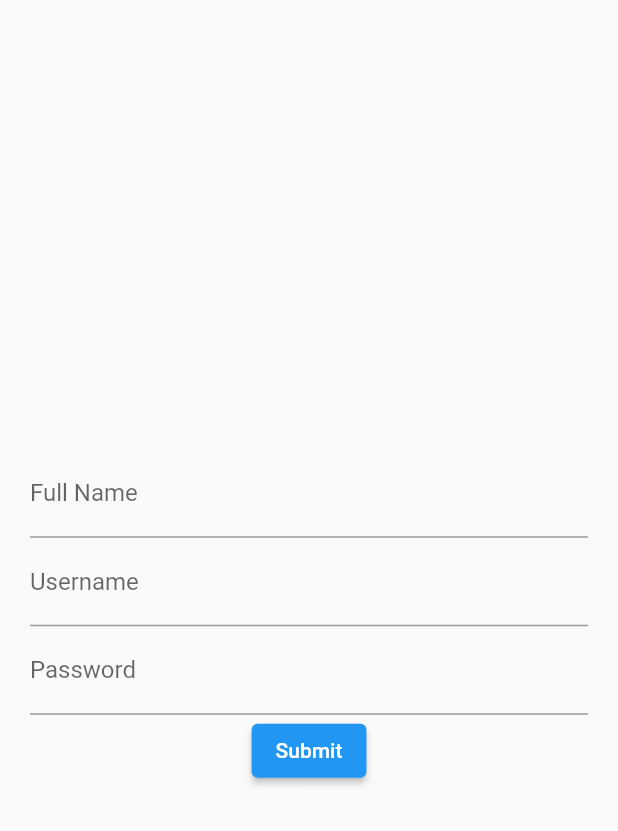
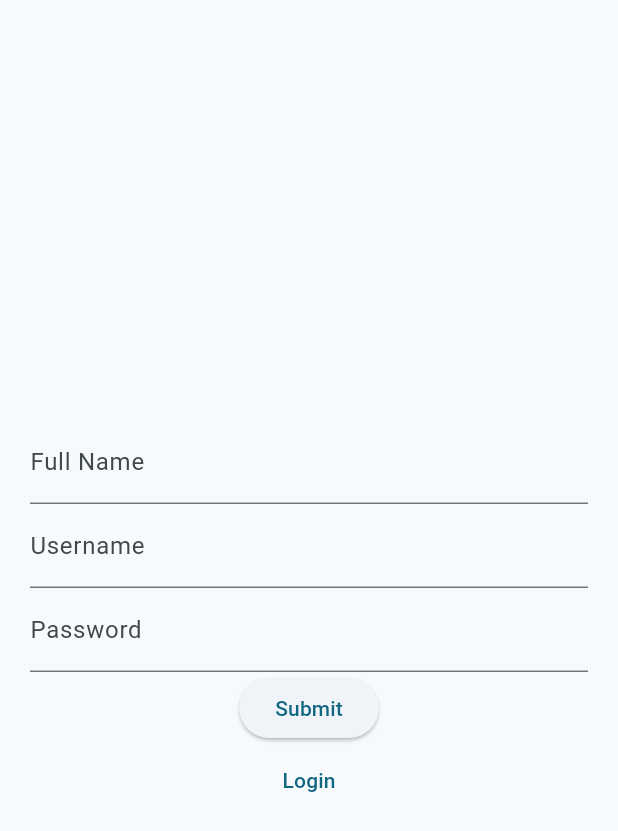
Before and after one commit to JunederZ/LabHCI1, a Flutter app: the screen it shows after launch, on a phone screen of 412 x 824 dp. Shown: the top 831 px of the screen. Run offline on Flutter 3.47's test engine with Material 2 defaults, Android fonts, the light colour scheme and no system bars; our stand-ins replace get, shared_preferences; missing offline and left inert: android_id, encrypt, platform_device_id, pointycastle.

Commit message:
login additions

```diff
--- a/lib/main.dart
+++ b/lib/main.dart
@@ -11,8 +11,16 @@ class MyApp extends StatelessWidget {
 
   @override
   Widget build(BuildContext context) {
-    return const GetMaterialApp (
-      home: RegisterPage(),
+    return GetMaterialApp(
+      theme: ThemeData(
+        colorScheme: ColorScheme.fromSeed(
+          seedColor: Colors.blueGrey,
+          brightness: Brightness.values[1],
+        ),
+        // colorScheme: ColorScheme.fromSeed(seedColor: Colors.deepPurple),
+        useMaterial3: true,
+      ),
+      home: const RegisterPage(),
     );
   }
 }
--- a/lib/widgets/custom_form.dart
+++ b/lib/widgets/custom_form.dart
@@ -3,6 +3,7 @@ import 'package:flutter/material.dart';
 import 'package:flutter/services.dart';
 import 'package:get/get.dart';
 import 'package:labhci1/controllers/register_controller.dart';
+import 'package:labhci1/pages/login.dart';
 
 class CustomForm extends StatefulWidget {
   final VoidCallback? onSubmit;
@@ -14,7 +15,6 @@ class CustomForm extends StatefulWidget {
 }
 
 class _CustomFormState extends State<CustomForm> {
-
   static const _androidIdPlugin = AndroidId();
   var _androidId = 'Unknown';
 
@@ -52,7 +52,7 @@ class _CustomFormState extends State<CustomForm> {
           child: Column(
             mainAxisAlignment: MainAxisAlignment.center,
             children: [
-              Visibility (
+              Visibility(
                 visible: false,
                 child: TextFormField(),
               ),
@@ -93,13 +93,27 @@ class _CustomFormState extends State<CustomForm> {
                   return null;
                 },
               ),
+              Column(
+                children: [
                   ElevatedButton(
                     onPressed: () {
                       if (_formKey.currentState!.validate()) {
                         widget.onSubmit?.call();
                       }
                     },
-                  child: const Text('Submit'))
+                    child: const Text('Submit'),
+                  ),
+                  TextButton(
+                    onPressed: () {
+                      Navigator.of(context).pushReplacement(
+                          MaterialPageRoute(builder: (context) {
+                        return const LoginPage();
+                      }));
+                    },
+                    child: const Text('Login'),
+                  ),
+                ],
+              ),
             ],
           ),
         ));
--- a/pubspec.yaml
+++ b/pubspec.yaml
@@ -43,6 +43,7 @@ dependencies:
   crypto: ^3.0.3
   http: ^1.1.0
   shared_preferences: ^2.2.2
+  platform_device_id: ^1.0.1
 
 dev_dependencies:
   flutter_test:
```
Also changed, not shown: lib/pages/login.dart (+69 -3 lines), lib/services/login_service.dart (added, +38 -0 lines), lib/utils/encryption.dart (+13 -0 lines), pubspec.lock, 14 other files. Lines whose indentation alone changed are shown as unchanged.
